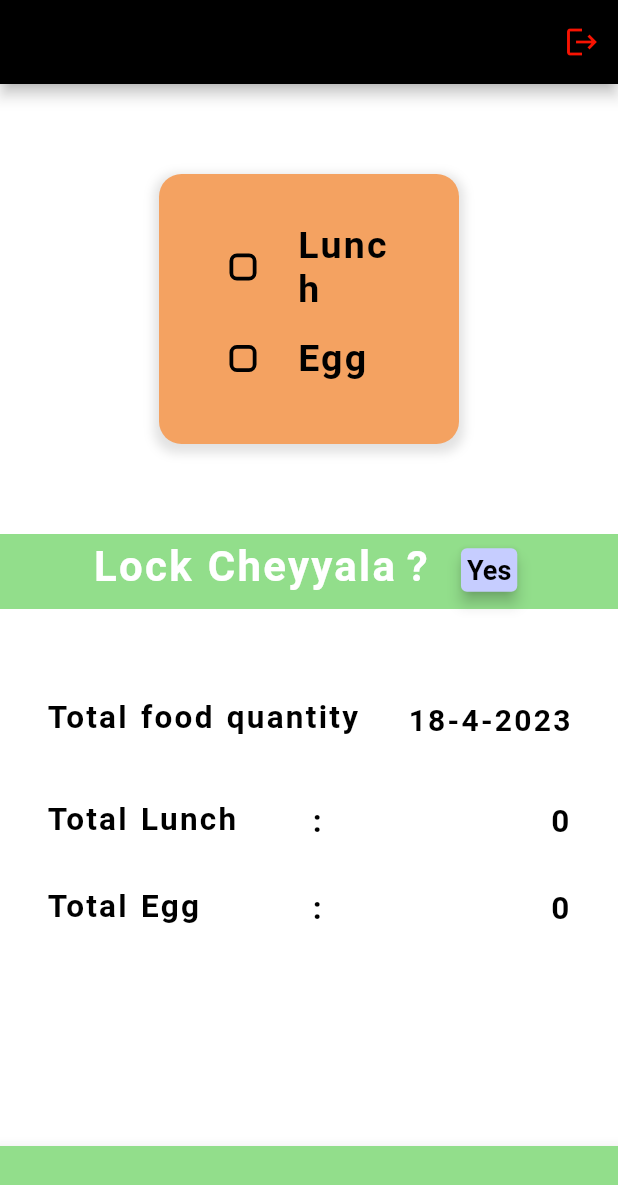
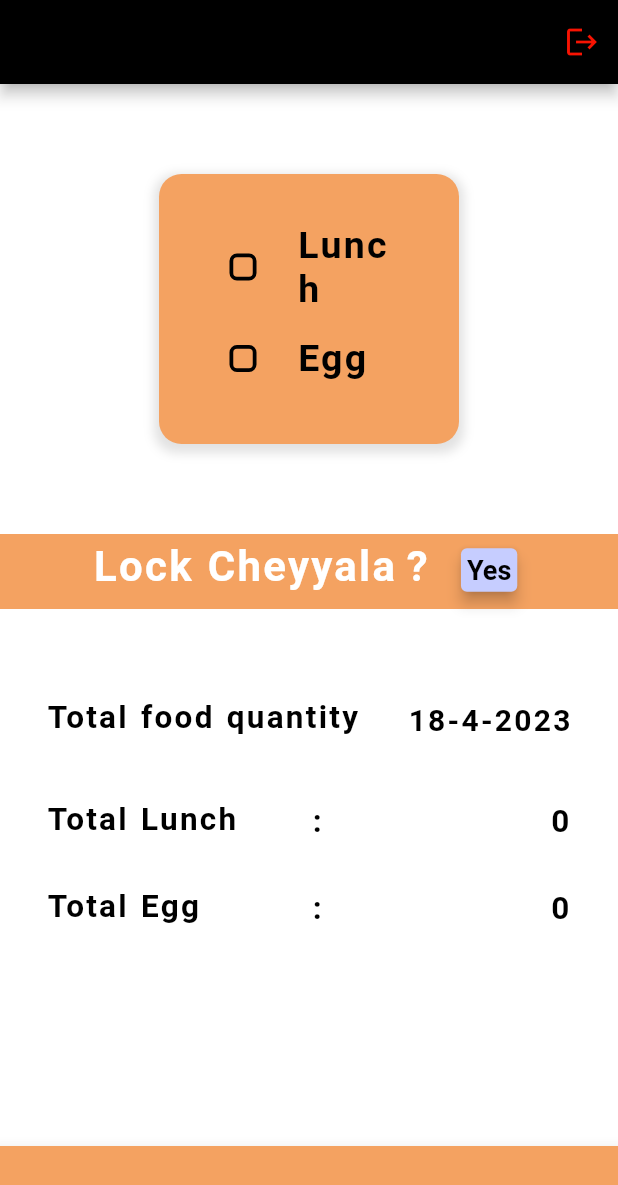
Before and after one commit to mahesheasy/lunch_repository, a Flutter app: the screen it shows once a user with an empty profile is signed in, on a phone screen of 412 x 824 dp. Shown: the top 1185 px of the screen. Run offline on Flutter 3.47's test engine with Material 2 defaults, Android fonts, the phone set to English and light mode, and no system bars; our stand-ins replace cloud_firestore, firebase_auth, firebase_core, google_fonts, shared_preferences, toast; accounts and stored records are empty; network calls fail.

Commit message:
color chenges

```diff
--- a/lib/home/home_page.dart
+++ b/lib/home/home_page.dart
@@ -136,7 +136,7 @@ class _HomePageState extends State<HomePage> {
                   mainAxisAlignment: MainAxisAlignment.center,
                   crossAxisAlignment: CrossAxisAlignment.center,
                   children: [
-                    // if (now.hour <= 11)
+                    if (now.hour <= 11)
                       Container(
                         child: Column(
                           children: [
@@ -163,7 +163,7 @@ class _HomePageState extends State<HomePage> {
                           ],
                         ),
                       ),
-                    //if (now.hour >= 11) timeoutwidget(context),
+                    if (now.hour >= 11) timeoutwidget(context),
                   ],
                 ),
               ),
@@ -174,12 +174,12 @@ class _HomePageState extends State<HomePage> {
                 height: 50,
                 width: double.infinity,
                 decoration: BoxDecoration(
-                  color: Color.fromRGBO(146, 222, 139, 1),
+                  color: Color.fromRGBO(244, 162, 97, 1),
                 ),
                 padding: EdgeInsets.only(right: 5, left: 5),
                 child: Column(
                   children: [
-                    //if (now.hour <= 11)
+                    if (now.hour <= 11)
                       if (_isLunchProvided)
                         yesbtnandtext(
                           0,
@@ -208,7 +208,7 @@ class _HomePageState extends State<HomePage> {
       ),
       bottomNavigationBar: BottomAppBar(
         height: 60,
-        color: Color.fromRGBO(146, 222, 139, 1),
+        color: Color.fromRGBO(244, 162, 97, 1),
         child: Container(
           padding: EdgeInsets.all(5),
           child: Container(
```
Lines whose indentation alone changed are shown as unchanged.
